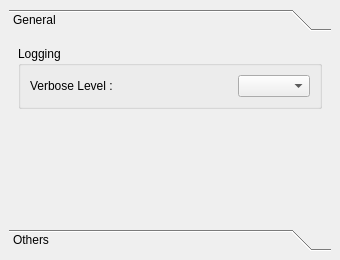
Before: the Qt Designer form src/components/core/preferencesManager/ui/Preferences_Manager.ui in KelSolaar/sIBL_GUI, drawn with Qt 5.
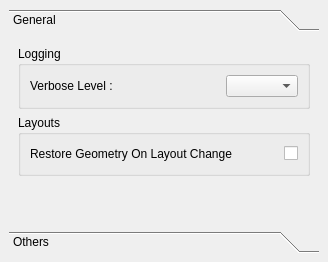
After: the same form once the commit is applied.

Commit message:
Make restore layouts geometry optional by default.
- Add associated preferences attribute.
- Add associated widget in "PreferencesManager" component.
- Preferences attributes are now camelCase.

Patch:
```diff
--- a/src/components/core/preferencesManager/ui/Preferences_Manager.ui
+++ b/src/components/core/preferencesManager/ui/Preferences_Manager.ui
@@ -2,14 +2,6 @@
 <ui version="4.0">
  <class>Preferences_Manager_DockWidget</class>
  <widget class="QDockWidget" name="Preferences_Manager_DockWidget">
-  <property name="geometry">
-   <rect>
-    <x>0</x>
-    <y>0</y>
-    <width>340</width>
-    <height>260</height>
-   </rect>
-  </property>
   <property name="windowTitle">
    <string>Preferences Manager</string>
   </property>
@@ -31,15 +23,15 @@
         <rect>
          <x>0</x>
          <y>0</y>
-         <width>316</width>
-         <height>142</height>
+         <width>329</width>
+         <height>178</height>
         </rect>
        </property>
        <attribute name="label">
         <string>General</string>
        </attribute>
        <layout class="QGridLayout" name="General_Preferences_page_gridLayout">
-        <item row="2" column="0">
+        <item row="3" column="0">
          <spacer name="General_Preferences_verticalSpacer">
           <property name="orientation">
            <enum>Qt::Vertical</enum>
@@ -92,6 +84,49 @@
           </layout>
          </widget>
         </item>
+        <item row="2" column="0">
+         <widget class="QGroupBox" name="Layouts_groupBox">
+          <property name="title">
+           <string>Layouts</string>
+          </property>
+          <layout class="QGridLayout" name="Layouts_groupBox_gridLayout">
+           <item row="0" column="0">
+            <layout class="QHBoxLayout" name="Restore_Geometry_On_Layout_Change_horizontalLayout">
+             <item>
+              <widget class="QLabel" name="Restore_Geometry_On_Layout_Change_label">
+               <property name="text">
+                <string>Restore Geometry On Layout Change</string>
+               </property>
+              </widget>
+             </item>
+             <item>
+              <spacer name="Restore_Geometry_On_Layout_Change_horizontalSpacer">
+               <property name="orientation">
+                <enum>Qt::Horizontal</enum>
+               </property>
+               <property name="sizeHint" stdset="0">
+                <size>
+                 <width>40</width>
+                 <height>20</height>
+                </size>
+               </property>
+              </spacer>
+             </item>
+             <item>
+              <widget class="QCheckBox" name="Restore_Geometry_On_Layout_Change_checkBox">
+               <property name="statusTip">
+                <string>Restore Geometry On Layout Change Check Box : Application Window Size And Placement Are Also Restored When Changing Application Layout.</string>
+               </property>
+               <property name="layoutDirection">
+                <enum>Qt::RightToLeft</enum>
+               </property>
+              </widget>
+             </item>
+            </layout>
+           </item>
+          </layout>
+         </widget>
+        </item>
        </layout>
       </widget>
       <widget class="QWidget" name="Others_Preferences_page">
```
Left out of the diff: 4 changed lines with no effect on the pictures. The commit also changes 4 other files.
